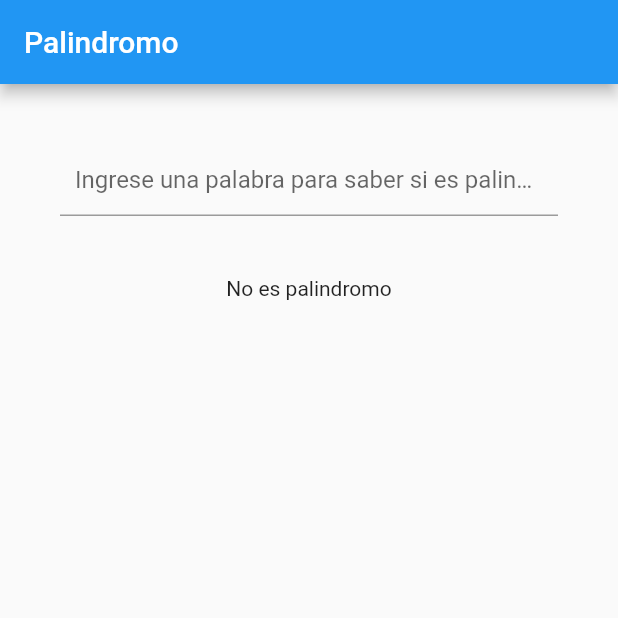
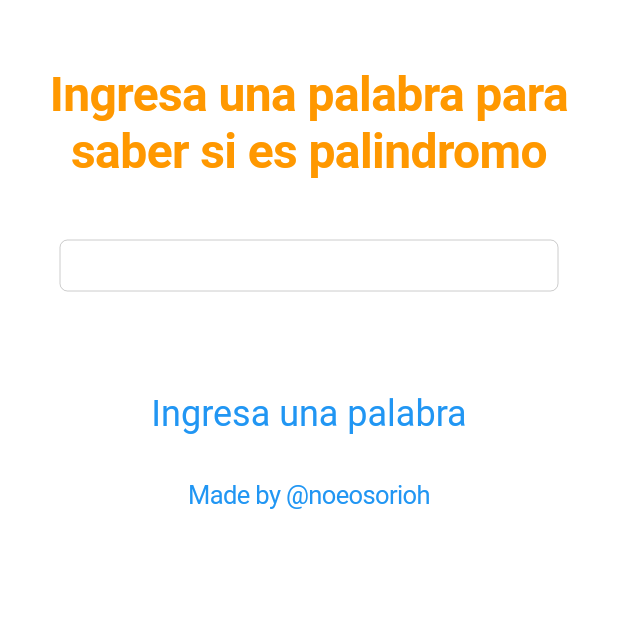
Before and after one commit to NoeOsorio/palindromo, a Flutter app: the screen it shows after launch, on a phone screen of 412 x 824 dp, the top half of it. Run offline on Flutter 3.47's test engine with Material 2 defaults, Android fonts, the phone set to English and light mode, and no system bars; Roboto replaces fonts that are missing (Horizon).

Commit message:
Proyecto terminado

```diff
--- a/lib/input.dart
+++ b/lib/input.dart
@@ -1,9 +1,11 @@
+import 'package:flutter/cupertino.dart';
 import 'package:flutter/material.dart';
 
 class PalindromoInput extends StatefulWidget {
-  PalindromoInput({Key key, this.esPalindromo}) : super(key: key);
+  PalindromoInput({Key key, this.esPalindromo, this.word}) : super(key: key);
 
   final ValueSetter<bool> esPalindromo;
+  final ValueSetter<String> word;
 
   @override
   _PalindromoInputState createState() => _PalindromoInputState();
@@ -35,6 +37,7 @@ class _PalindromoInputState extends State<PalindromoInput> {
     super.initState();
     controller = TextEditingController(text: "");
     controller.addListener(() {
+      widget.word(controller.text);
       bool res = palindromo(controller.text);
       widget.esPalindromo(res);
     });
@@ -44,13 +47,14 @@ class _PalindromoInputState extends State<PalindromoInput> {
   Widget build(BuildContext context) {
     return Container(
         margin: EdgeInsets.all(40),
-        child: TextField(
+        child: CupertinoTextField(
           controller: controller,
-          decoration: InputDecoration(
-              contentPadding: EdgeInsets.all(10),
-              fillColor: Colors.amber,
-              // border: InputBorder.none,
-              hintText: 'Ingrese una palabra para saber si es palindromo'),
+
+          // decoration: InputDecoration(
+          //     contentPadding: EdgeInsets.all(10),
+          //     fillColor: Colors.amber,
+          //     // border: InputBorder.none,
+          //     hintText: 'Ingrese una palabra para saber si es palindromo'),
         ));
   }
 }
--- a/lib/main.dart
+++ b/lib/main.dart
@@ -1,4 +1,8 @@
+import 'dart:async';
+
+import 'package:flutter/cupertino.dart';
 import 'package:flutter/material.dart';
+import 'package:palindromo/easter.dart';
 import 'package:palindromo/input.dart';
 
 void main() {
@@ -9,24 +13,8 @@ class MyApp extends StatelessWidget {
   // This widget is the root of your application.
   @override
   Widget build(BuildContext context) {
-    return MaterialApp(
-      title: 'Flutter Demo',
-      theme: ThemeData(
-        // This is the theme of your application.
-        //
-        // Try running your application with "flutter run". You'll see the
-        // application has a blue toolbar. Then, without quitting the app, try
-        // changing the primarySwatch below to Colors.green and then invoke
-        // "hot reload" (press "r" in the console where you ran "flutter run",
-        // or simply save your changes to "hot reload" in a Flutter IDE).
-        // Notice that the counter didn't reset back to zero; the application
-        // is not restarted.
-        primarySwatch: Colors.blue,
-        // This makes the visual density adapt to the platform that you run
-        // the app on. For desktop platforms, the controls will be smaller and
-        // closer together (more dense) than on mobile platforms.
-        visualDensity: VisualDensity.adaptivePlatformDensity,
-      ),
+    return CupertinoApp(
+      title: 'Palindromo',
       home: MyHomePage(title: 'Palindromo'),
     );
   }
@@ -42,16 +30,31 @@ class MyHomePage extends StatefulWidget {
 
 class _MyHomePageState extends State<MyHomePage> {
   bool esPalindromo = false;
+  String word = "";
+  bool animated = false;
+  bool eevee = false;
 
   @override
   Widget build(BuildContext context) {
-    return Scaffold(
-      appBar: AppBar(
-        title: Text(widget.title),
+    return CupertinoPageScaffold(
+      navigationBar: CupertinoNavigationBar(
+        backgroundColor: Colors.orange,
+        middle: Text(
+          widget.title,
+          style: TextStyle(color: Colors.white),
         ),
-      body: Center(
-        child: Column(
+      ),
+      child: ListView(
+        // mainAxisAlignment: MainAxisAlignment.center,
         children: <Widget>[
+          Text(
+            "Ingresa una palabra para saber si es palindromo",
+            textAlign: TextAlign.center,
+            style: TextStyle(
+                color: Colors.orange,
+                fontSize: 32,
+                fontWeight: FontWeight.w600),
+          ),
           PalindromoInput(
             esPalindromo: (bool pal) {
               setState(() {
@@ -59,10 +62,82 @@ class _MyHomePageState extends State<MyHomePage> {
               });
               print(esPalindromo);
             },
+            word: (String val) {
+              setState(() {
+                word = val;
+                animated = true;
+              });
+
+              Timer(Duration(milliseconds: 100), () {
+                setState(() {
+                  animated = false;
+                });
+              });
+            },
           ),
-            Text("${esPalindromo ? "Es palindromo" : "No es palindromo"}")
+          AnimatedDefaultTextStyle(
+            child: Text(
+              word,
+              textAlign: TextAlign.center,
+            ),
+            style: animated
+                ? TextStyle(
+                    fontFamily: "Horizon",
+                    color: Colors.blue,
+                    fontSize: 48,
+                  )
+                : TextStyle(
+                    color: Colors.grey,
+                    fontSize: 24,
+                  ),
+            duration: Duration(milliseconds: 200),
+          ),
+          AnimatedDefaultTextStyle(
+            child: Text(
+              "${word == "" ? "Ingresa una palabra" : esPalindromo ? "Es palindromo" : "No es palindromo"}",
+              textAlign: TextAlign.center,
+            ),
+            style: word == ""
+                ? TextStyle(
+                    fontFamily: "Horizon",
+                    color: Colors.blue,
+                    fontSize: 24,
+                  )
+                : esPalindromo
+                    ? TextStyle(
+                        fontFamily: "Horizon",
+                        color: Colors.green,
+                        fontSize: 48,
+                      )
+                    : TextStyle(
+                        color: Colors.red,
+                        fontSize: 24,
+                      ),
+            duration: Duration(milliseconds: 200),
+          ),
+          word == "eevee"
+              ? GestureDetector(
+                  onTap: () => Navigator.of(context, rootNavigator: true)
+                      .push(CupertinoPageRoute(
+                    builder: (context) => Eevee(),
+                  )),
+                  child: Container(
+                    width: 100,
+                    height: 100,
+                    child: Image.network(
+                        "https://pngimg.com/uploads/pokeball/pokeball_PNG27.png"),
+                  ),
+                )
+              : Container(),
+          Container(
+            margin: EdgeInsets.symmetric(vertical: 30),
+            child: Text(
+              "Made by @noeosorioh",
+              textAlign: TextAlign.center,
+              style: TextStyle(color: Colors.blue),
+            ),
+          )
         ],
-        ),
       ),
     );
   }
--- a/pubspec.yaml
+++ b/pubspec.yaml
@@ -15,7 +15,7 @@ publish_to: 'none' # Remove this line if you wish to publish to pub.dev
 # In iOS, build-name is used as CFBundleShortVersionString while build-number used as CFBundleVersion.
 # Read more about iOS versioning at
 # https://developer.apple.com/library/archive/documentation/General/Reference/InfoPlistKeyReference/Articles/CoreFoundationKeys.html
-version: 1.0.0+1
+version: 0.0.1+1
 
 environment:
   sdk: ">=2.7.0 <3.0.0"
```
Also changed, not shown: lib/easter.dart (added, +87 -0 lines), 7 other files. Lines whose indentation alone changed are shown as unchanged.
